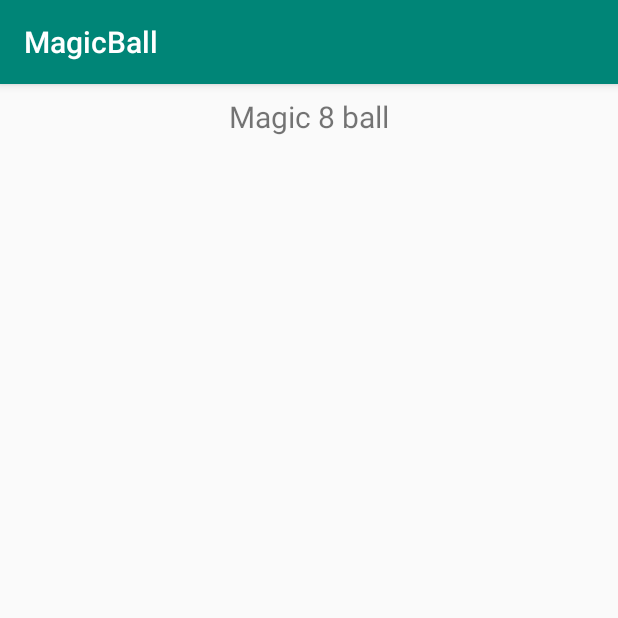
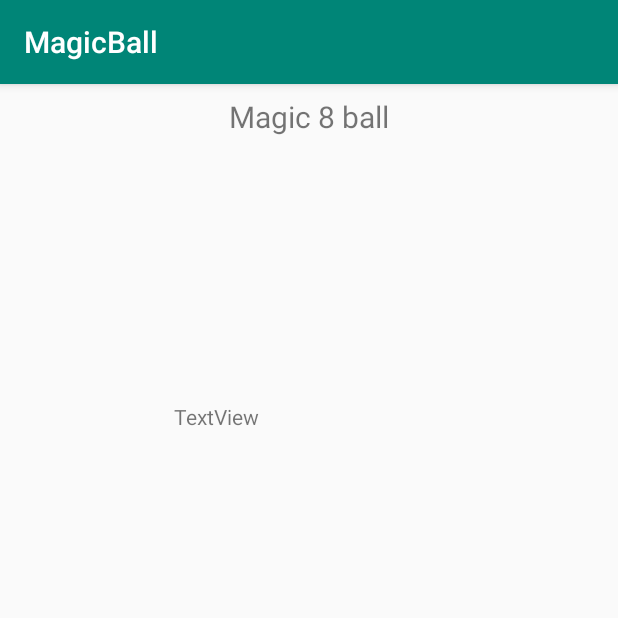
Before and after one commit to hnevarez/Final, an Android app: the fragment GalleryFragment shown on its own in the app's theme, on a phone screen of 412 x 824 dp, the top half of it. Run offline under Robolectric (Android 15) with nearby library versions, the phone set to English and light mode, and no system bars.

Commit message:
textView

```diff
--- a/app/src/main/res/layout/fragment_gallery.xml
+++ b/app/src/main/res/layout/fragment_gallery.xml
@@ -43,4 +43,16 @@
         app:layout_constraintTop_toTopOf="parent"
         app:layout_constraintVertical_bias="0.604"
         android:autofillHints="" />
+
+    <TextView
+        android:id="@+id/tvAnswers"
+        android:layout_width="161dp"
+        android:layout_height="79dp"
+        android:text="@string/textview"
+        app:layout_constraintBottom_toBottomOf="parent"
+        app:layout_constraintEnd_toEndOf="parent"
+        app:layout_constraintHorizontal_bias="0.463"
+        app:layout_constraintStart_toStartOf="parent"
+        app:layout_constraintTop_toTopOf="parent"
+        app:layout_constraintVertical_bias="0.308" />
 </androidx.constraintlayout.widget.ConstraintLayout>
--- a/app/src/main/res/values/strings.xml
+++ b/app/src/main/res/values/strings.xml
@@ -15,4 +15,5 @@
     <string name="menu_send">Send</string>
     <string name="click_to_get_your_fortune">Click to get your Fortune</string>
     <string name="enter_your_question">Enter your Question</string>
+    <string name="textview">TextView</string>
 </resources>
```
